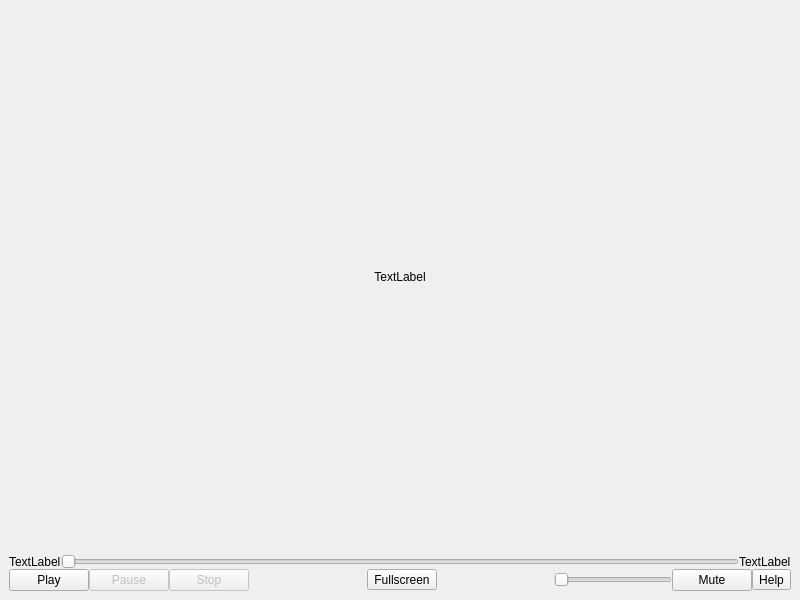
Before: the Qt Designer form src/player/player.ui in vkohaupt/vokoscreenNG, drawn with Qt 5.
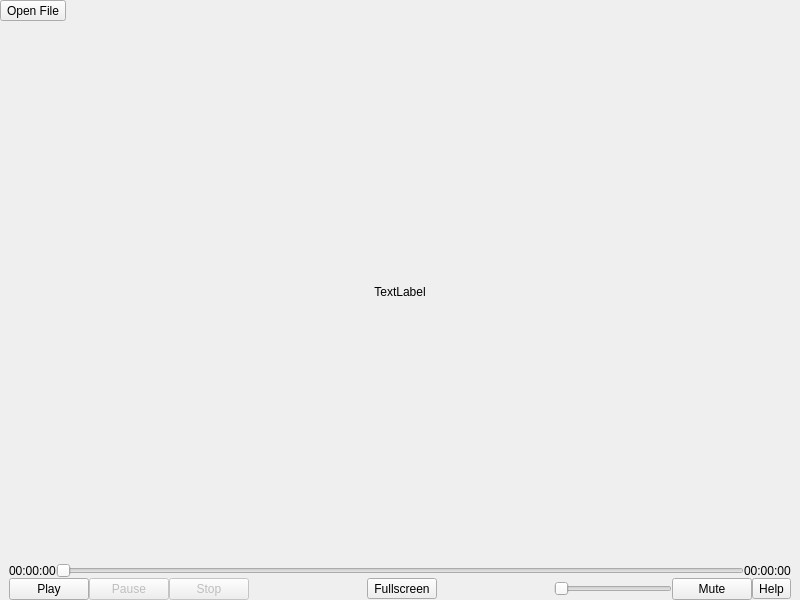
After: the same form once the commit is applied.

```diff
--- a/src/player/player.ui
+++ b/src/player/player.ui
@@ -13,7 +13,7 @@
   <property name="windowTitle">
    <string notr="true"/>
   </property>
-  <layout class="QVBoxLayout" name="verticalLayout" stretch="1,0">
+  <layout class="QVBoxLayout" name="verticalLayout" stretch="0,1,0">
    <property name="spacing">
     <number>0</number>
    </property>
@@ -29,6 +29,47 @@
    <property name="bottomMargin">
     <number>0</number>
    </property>
+   <item>
+    <widget class="QWidget" name="widgetToolBar" native="true">
+     <layout class="QHBoxLayout" name="horizontalLayout_4">
+      <property name="leftMargin">
+       <number>0</number>
+      </property>
+      <property name="topMargin">
+       <number>0</number>
+      </property>
+      <property name="rightMargin">
+       <number>0</number>
+      </property>
+      <property name="bottomMargin">
+       <number>0</number>
+      </property>
+      <item>
+       <widget class="QToolButton" name="toolButtonOpenFile">
+        <property name="toolTip">
+         <string>Open File</string>
+        </property>
+        <property name="text">
+         <string notr="true">Open File</string>
+        </property>
+       </widget>
+      </item>
+      <item>
+       <spacer name="horizontalSpacer_4">
+        <property name="orientation">
+         <enum>Qt::Horizontal</enum>
+        </property>
+        <property name="sizeHint" stdset="0">
+         <size>
+          <width>40</width>
+          <height>20</height>
+         </size>
+        </property>
+       </spacer>
+      </item>
+     </layout>
+    </widget>
+   </item>
    <item>
     <widget class="QFrame" name="frame">
      <property name="sizePolicy">
@@ -82,7 +123,7 @@
     </widget>
    </item>
    <item>
-    <widget class="QFrame" name="frame_2">
+    <widget class="QFrame" name="frameMenueBar">
      <property name="autoFillBackground">
       <bool>true</bool>
      </property>
@@ -109,7 +150,7 @@
        <number>0</number>
       </property>
       <item>
-       <widget class="QWidget" name="widgetMenue" native="true">
+       <widget class="QWidget" name="widgetMenueBar" native="true">
         <property name="sizePolicy">
          <sizepolicy hsizetype="Preferred" vsizetype="Preferred">
           <horstretch>0</horstretch>
@@ -123,12 +164,15 @@
          <property name="topMargin">
           <number>0</number>
          </property>
+         <property name="bottomMargin">
+          <number>0</number>
+         </property>
          <item>
           <layout class="QHBoxLayout" name="horizontalLayout_2">
            <item>
             <widget class="QLabel" name="labelDuration">
              <property name="text">
-              <string>TextLabel</string>
+              <string>00:00:00</string>
              </property>
             </widget>
            </item>
@@ -142,7 +186,7 @@
            <item>
             <widget class="QLabel" name="labelVideoLenght">
              <property name="text">
-              <string>TextLabel</string>
+              <string>00:00:00</string>
              </property>
             </widget>
            </item>
```
